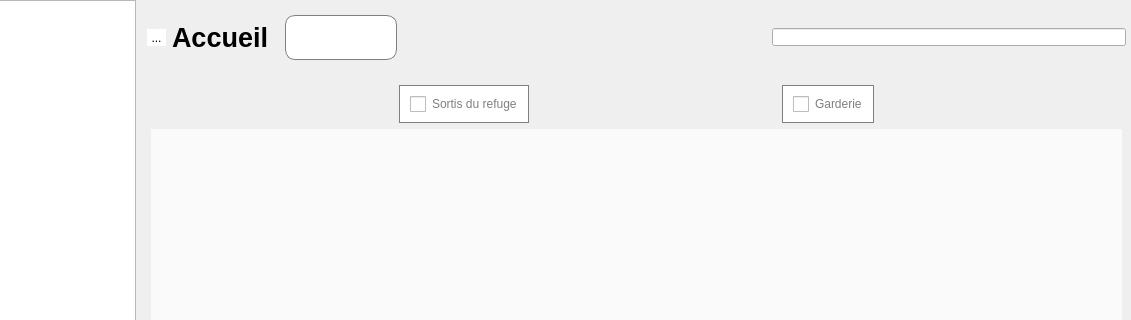
Qt form mainwindow.ui (ArtAuc/mkrescue) before a commit; both pictures show x 120 to 1251 and y 0 to 320 of the 1251 by 739 pixel window.
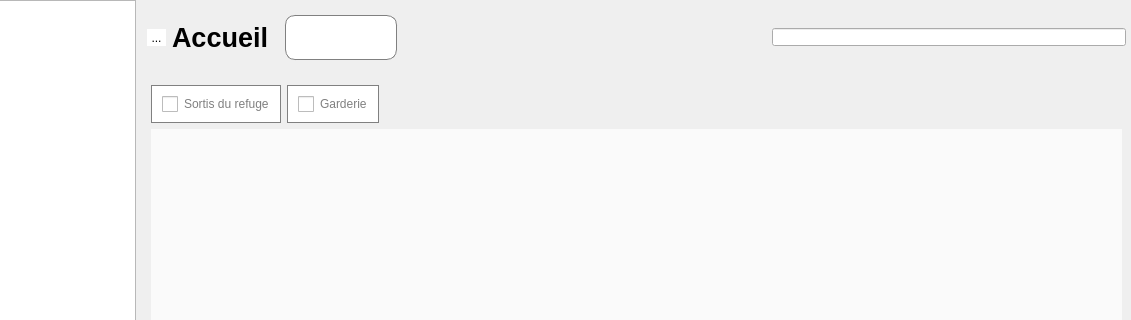
The same form after that commit. Icons and pictures are not drawn. Custom widgets are drawn as their Qt base class.

Diff of the .ui file:
```diff
--- a/mainwindow.ui
+++ b/mainwindow.ui
@@ -443,10 +443,18 @@
 }
 
 QCheckBox:checked {
-	background-color:green;
+	background-color:#165532;
 	border:none;
 }
+
 QCheckBox:unchecked {
+	background-color:#7b352e;
+	color:white;
+	border:none;
+}
+
+
+QCheckBox:indeterminate {
 	border: 1px solid gray;
     background-color: white;
 	color:gray
@@ -457,7 +465,11 @@
 }
 
 QCheckBox::indicator:unchecked {
-	image: url('media/cross.png');
+	image: url('media/whitecross.png');
+}
+
+QCheckBox::indicator:indeterminate {
+	image: url('media/question.png');
 }
 
 QCheckBox::indicator {
@@ -486,24 +498,21 @@
          <layout class="QVBoxLayout" name="verticalLayout_10">
           <item>
            <layout class="QHBoxLayout" name="horizontalLayout_4">
-            <item>
-             <spacer name="horizontalSpacer_5">
-              <property name="orientation">
-               <enum>Qt::Horizontal</enum>
-              </property>
-              <property name="sizeHint" stdset="0">
-               <size>
-                <width>40</width>
-                <height>20</height>
-               </size>
-              </property>
-             </spacer>
-            </item>
             <item>
              <widget class="QCheckBox" name="outCheckbox">
               <property name="styleSheet">
                <string notr="true">QCheckBox:checked{
 	background-color:#a3acbd
+}
+
+QCheckBox:unchecked {
+	border: 1px solid gray;
+    background-color: white;
+	color:gray;
+}
+
+QCheckBox::indicator:unchecked{
+		image: url('media/cross.png');
 }</string>
               </property>
               <property name="text">
@@ -511,24 +520,26 @@
               </property>
              </widget>
             </item>
-            <item>
-             <spacer name="horizontalSpacer_7">
-              <property name="orientation">
-               <enum>Qt::Horizontal</enum>
-              </property>
-              <property name="sizeHint" stdset="0">
-               <size>
-                <width>40</width>
-                <height>20</height>
-               </size>
-              </property>
-             </spacer>
-            </item>
             <item>
              <widget class="QCheckBox" name="careCheckbox">
               <property name="styleSheet">
                <string notr="true">QCheckBox:checked{
 	    background-color: #97717a;
+}
+
+
+QCheckBox:unchecked {
+	border: 1px solid gray;
+    background-color: white;
+	color:gray;
+}
+
+QCheckBox::indicator:unchecked{
+		image: url('media/cross.png');
+}
+
+QCheckBox::indicator:unchecked{
+		image: url('media/cross.png');
 }</string>
               </property>
               <property name="text">
```
